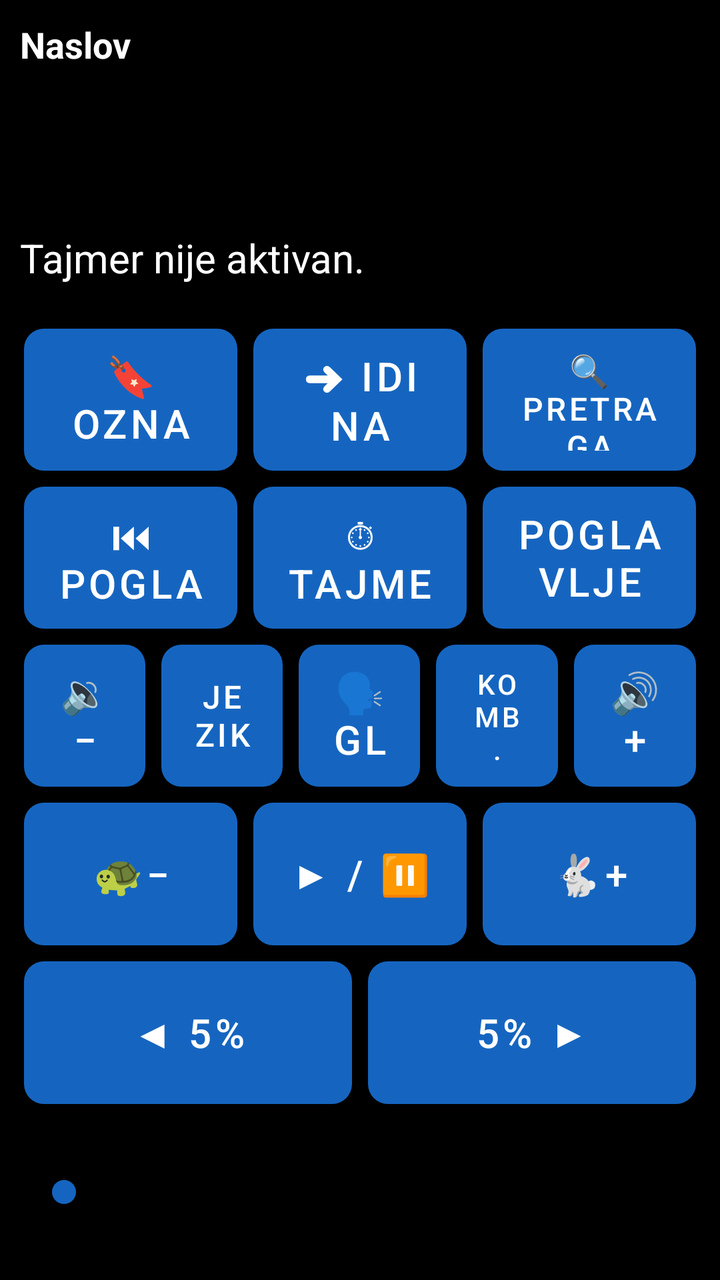
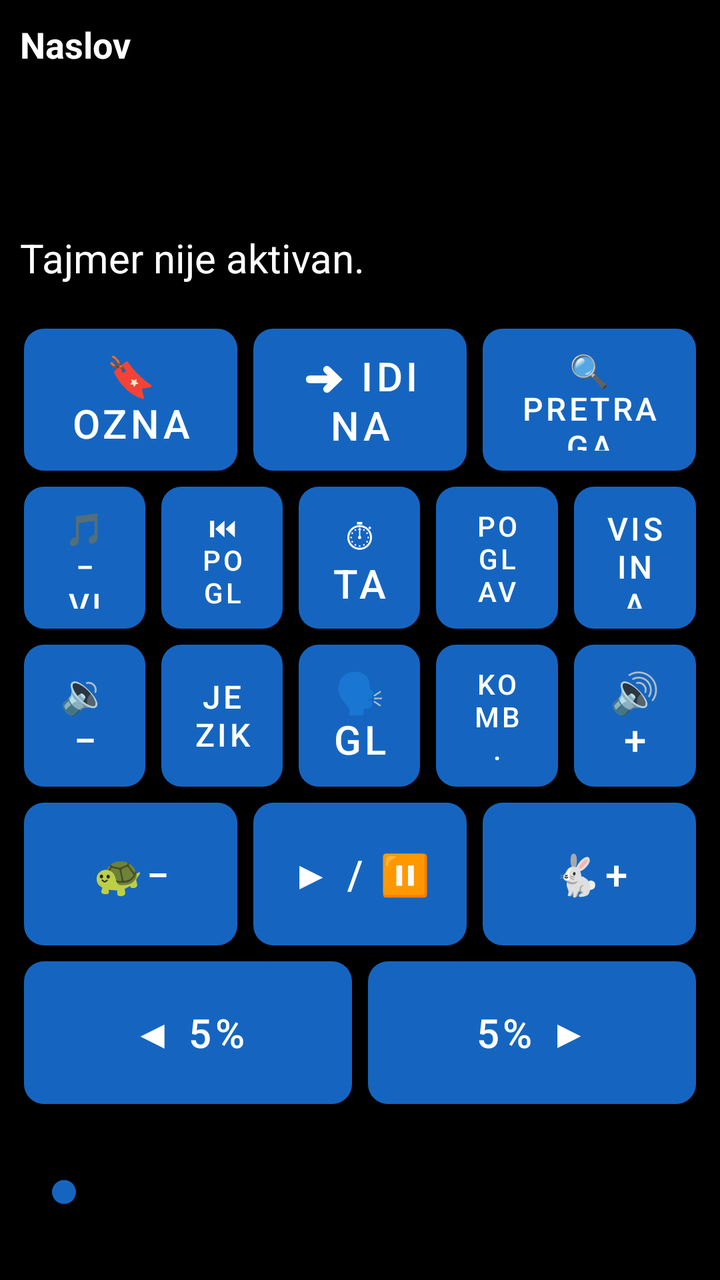

Before-and-after screenshots of an Android layout around one commit, followed by the original layout XML and the change that was made.
<!-- AndroidManifest.xml: application theme Theme.RecPoRec -->
<!-- res/layout/activity_reader.xml -->
<?xml version="1.0" encoding="utf-8"?>
<LinearLayout xmlns:android="http://schemas.android.com/apk/res/android"
    android:layout_width="match_parent"
    android:layout_height="match_parent"
    android:orientation="vertical"
    android:fitsSystemWindows="true"
    android:background="@color/background">

    
    <LinearLayout
        android:layout_width="match_parent"
        android:layout_height="wrap_content"
        android:orientation="vertical"
        android:padding="10dp">

        <TextView
            android:id="@+id/textDocTitle"
            android:layout_width="match_parent"
            android:layout_height="wrap_content"
            android:textSize="18sp"
            android:textStyle="bold"
            android:textColor="@color/text_primary"
            android:maxLines="1"
            android:ellipsize="end"
            android:text="Naslov" />

        <TextView
            android:id="@+id/textPages"
            android:layout_width="match_parent"
            android:layout_height="wrap_content"
            android:textSize="20sp"
            android:textColor="@color/text_primary"
            android:accessibilityLiveRegion="polite" />

        <TextView
            android:id="@+id/textElapsed"
            android:layout_width="match_parent"
            android:layout_height="wrap_content"
            android:textSize="20sp"
            android:textColor="@color/text_primary" />

        <TextView
            android:id="@+id/textRemaining"
            android:layout_width="match_parent"
            android:layout_height="wrap_content"
            android:textSize="20sp"
            android:textColor="@color/text_primary" />

        <TextView
            android:id="@+id/textTimerStatus"
            android:layout_width="match_parent"
            android:layout_height="wrap_content"
            android:textSize="20sp"
            android:textColor="@color/text_primary"
            android:text="Tajmer nije aktivan." />
    </LinearLayout>

    
    <LinearLayout
        android:layout_width="match_parent"
        android:layout_height="0dp"
        android:layout_weight="1"
        android:orientation="vertical"
        android:padding="8dp">

        
        <LinearLayout
            android:layout_width="match_parent"
            android:layout_height="0dp"
            android:layout_weight="1"
            android:orientation="horizontal">

            <Button android:id="@+id/btnBookmarks" style="@style/KeyButton"
                android:backgroundTint="@color/btn_goto_page"
                android:contentDescription="Oznake - dodaj, ukloni ili ukloni sve oznake u ovom dokumentu"
                android:text="🔖 Oznake" />

            <Button android:id="@+id/btnGoTo" style="@style/KeyButton"
                android:backgroundTint="@color/btn_goto_page"
                android:contentDescription="Idi na stranicu, minut ili oznaku"
                android:text="➜ Idi na" />

            <Button android:id="@+id/btnSearchText" style="@style/KeyButton"
                android:backgroundTint="@color/btn_goto_page"
                android:contentDescription="Pretraži tekst dokumenta"
                android:textSize="16sp"
                android:text="🔍 Pretraga" />
        </LinearLayout>

        
        <LinearLayout
            android:layout_width="match_parent"
            android:layout_height="0dp"
            android:layout_weight="1"
            android:orientation="horizontal">

            <Button android:id="@+id/btnPrevChapter" style="@style/KeyButton"
                android:backgroundTint="@color/btn_chapter"
                android:contentDescription="@string/btn_prev_chapter"
                android:text="⏮ Poglavlje" />

            <Button android:id="@+id/btnTimer" style="@style/KeyButton"
                android:backgroundTint="@color/btn_timer"
                android:contentDescription="@string/btn_timer"
                android:text="⏱ Tajmer" />

            <Button android:id="@+id/btnNextChapter" style="@style/KeyButton"
                android:backgroundTint="@color/btn_chapter"
                android:contentDescription="@string/btn_next_chapter"
                android:text="Poglavlje ⏭" />
        </LinearLayout>

        
        <LinearLayout
            android:layout_width="match_parent"
            android:layout_height="0dp"
            android:layout_weight="1"
            android:orientation="horizontal">

            <Button android:id="@+id/btnVolDown" style="@style/KeyButton"
                android:backgroundTint="@color/btn_volume"
                android:contentDescription="@string/btn_vol_down"
                android:text="🔉−" />

            <Button android:id="@+id/btnDocLanguage" style="@style/KeyButton"
                android:backgroundTint="@color/btn_goto_page"
                android:contentDescription="Jezik za ovaj dokument"
                android:textSize="16sp"
                android:text="Jezik" />

            <Button android:id="@+id/btnVoice" style="@style/KeyButton"
                android:backgroundTint="@color/btn_voice"
                android:contentDescription="@string/btn_voice"
                android:text="🗣 Glas" />

            <Button android:id="@+id/btnCombinedVoices" style="@style/KeyButton"
                android:backgroundTint="@color/btn_timer"
                android:contentDescription="Kombinovani glasovi za ovaj dokument"
                android:textSize="14sp"
                android:text="Komb. glasovi" />

            <Button android:id="@+id/btnVolUp" style="@style/KeyButton"
                android:backgroundTint="@color/btn_volume"
                android:contentDescription="@string/btn_vol_up"
                android:text="🔊+" />
        </LinearLayout>

        
        <LinearLayout
            android:layout_width="match_parent"
            android:layout_height="0dp"
            android:layout_weight="1"
            android:orientation="horizontal">

            <Button android:id="@+id/btnSpeedDown" style="@style/KeyButton"
                android:backgroundTint="@color/btn_speed"
                android:contentDescription="@string/btn_speed_down"
                android:text="🐢−" />

            <Button android:id="@+id/btnPlayPause" style="@style/KeyButton"
                android:backgroundTint="@color/btn_play"
                android:contentDescription="@string/btn_play_pause"
                android:text="▶ / ⏸" />

            <Button android:id="@+id/btnSpeedUp" style="@style/KeyButton"
                android:backgroundTint="@color/btn_speed"
                android:contentDescription="@string/btn_speed_up"
                android:text="🐇+" />
        </LinearLayout>

        
        <LinearLayout
            android:layout_width="match_parent"
            android:layout_height="0dp"
            android:layout_weight="1"
            android:orientation="horizontal">

            <Button android:id="@+id/btnStepBack" style="@style/KeyButton"
                android:layout_weight="2"
                android:backgroundTint="@color/btn_page_nav"
                android:contentDescription="@string/slider_back"
                android:text="◀ 5%" />

            <Button android:id="@+id/btnStepForward" style="@style/KeyButton"
                android:layout_weight="2"
                android:backgroundTint="@color/btn_page_nav"
                android:contentDescription="@string/slider_forward"
                android:text="5% ▶" />
        </LinearLayout>

    </LinearLayout>

    
    <SeekBar
        android:id="@+id/seekProgress"
        android:layout_width="match_parent"
        android:layout_height="56dp"
        android:layout_marginStart="16dp"
        android:layout_marginEnd="16dp"
        android:layout_marginTop="4dp"
        android:layout_marginBottom="16dp"
        android:contentDescription="@string/slider_position"
        android:max="100"
        android:progressTint="@color/btn_voice"
        android:thumbTint="@color/btn_voice" />

</LinearLayout>
<!-- resources referenced by this layout -->
<resources>
  <color name="background">#000000</color>
  <color name="btn_chapter">#2E7D32</color>
  <color name="btn_goto_page">#5D4037</color>
  <color name="btn_page_nav">#AD1457</color>
  <color name="btn_play">#D84315</color>
  <color name="btn_speed">#00838F</color>
  <color name="btn_timer">#6A1B9A</color>
  <color name="btn_voice">#1565C0</color>
  <color name="btn_volume">#F9A825</color>
  <color name="text_primary">#FFFFFF</color>
  <string name="btn_next_chapter">Sledeće poglavlje</string>
  <string name="btn_play_pause">Pusti ili pauziraj čitanje</string>
  <string name="btn_prev_chapter">Prethodno poglavlje</string>
  <string name="btn_speed_down">Smanji brzinu čitanja</string>
  <string name="btn_speed_up">Povećaj brzinu čitanja</string>
  <string name="btn_timer">Tajmer za automatsku pauzu</string>
  <string name="btn_voice">Izbor glasa</string>
  <string name="btn_vol_down">Smanji jačinu zvuka</string>
  <string name="btn_vol_up">Pojačaj zvuk</string>
  <string name="slider_back">Pomeri pet posto unazad</string>
  <string name="slider_forward">Pomeri pet posto unapred</string>
  <string name="slider_position">Klizač za pomeranje kroz knjigu, pet posto po koraku</string>
  <style name="KeyButton">
          <item name="android:layout_width">0dp</item>
          <item name="android:layout_height">match_parent</item>
          <item name="android:layout_weight">1</item>
          <item name="android:layout_margin">4dp</item>
          <item name="android:textSize">20sp</item>
          <item name="android:textColor">@color/button_text</item>
          <item name="android:background">@drawable/key_button_shape</item>
          <item name="android:stateListAnimator">@null</item>
          <item name="android:elevation">0dp</item>
      </style>
  <style name="Theme.RecPoRec" parent="Theme.MaterialComponents.DayNight.NoActionBar">
          <item name="android:windowBackground">@color/background</item>
          <item name="android:textColorPrimary">@color/text_primary</item>
          <item name="colorPrimary">@color/btn_voice</item>
          <item name="colorOnPrimary">@color/button_text</item>
          <item name="alertDialogTheme">@style/RecPoRecAlertDialog</item>
          <item name="android:alertDialogTheme">@style/RecPoRecAlertDialog</item>
      </style>
  <color name="button_text">#FFFFFF</color>
  <!-- drawable key_button_shape (drawable) -->
  <?xml version="1.0" encoding="utf-8"?>
  <shape xmlns:android="http://schemas.android.com/apk/res/android"
      android:shape="rectangle">
      <corners android:radius="10dp" />
      <solid android:color="#FFFFFF" />
  </shape>
  <style name="RecPoRecAlertDialog" parent="Theme.AppCompat.DayNight.Dialog.Alert">
          <item name="android:windowBackground">@color/background</item>
          <item name="android:textColorPrimary">@color/text_primary</item>
          <item name="colorAccent">@color/btn_goto_page</item>
          <item name="android:textAppearanceMedium">@style/RecPoRecDialogText</item>
          <item name="android:textAppearanceListItem">@style/RecPoRecDialogText</item>
          <item name="android:textAppearanceListItemSmall">@style/RecPoRecDialogText</item>
          <item name="buttonBarPositiveButtonStyle">@style/RecPoRecDialogButton</item>
          <item name="buttonBarNegativeButtonStyle">@style/RecPoRecDialogButton</item>
          <item name="buttonBarNeutralButtonStyle">@style/RecPoRecDialogButton</item>
      </style>
  <style name="RecPoRecDialogText" parent="TextAppearance.AppCompat.Medium">
          <item name="android:textSize">20sp</item>
          <item name="android:textColor">@color/text_primary</item>
      </style>
  <style name="RecPoRecDialogButton" parent="Widget.AppCompat.Button.ButtonBar.AlertDialog">
          <item name="android:textSize">18sp</item>
          <item name="android:textColor">@color/btn_goto_page</item>
          <item name="android:textStyle">bold</item>
      </style>
</resources>

<!-- the commit's change to res/layout/activity_reader.xml (unified diff, before → after) -->
@@ -94,9 +94,16 @@
             android:layout_weight="1"
             android:orientation="horizontal">
 
+            <Button android:id="@+id/btnPitchDown" style="@style/KeyButton"
+                android:backgroundTint="@color/btn_pitch"
+                android:contentDescription="Smanji visinu glasa"
+                android:textSize="16sp"
+                android:text="🎵− Visina" />
+
             <Button android:id="@+id/btnPrevChapter" style="@style/KeyButton"
                 android:backgroundTint="@color/btn_chapter"
                 android:contentDescription="@string/btn_prev_chapter"
+                android:textSize="14sp"
                 android:text="⏮ Poglavlje" />
 
             <Button android:id="@+id/btnTimer" style="@style/KeyButton"
@@ -107,7 +114,14 @@
             <Button android:id="@+id/btnNextChapter" style="@style/KeyButton"
                 android:backgroundTint="@color/btn_chapter"
                 android:contentDescription="@string/btn_next_chapter"
+                android:textSize="14sp"
                 android:text="Poglavlje ⏭" />
+
+            <Button android:id="@+id/btnPitchUp" style="@style/KeyButton"
+                android:backgroundTint="@color/btn_pitch"
+                android:contentDescription="Povećaj visinu glasa"
+                android:textSize="16sp"
+                android:text="Visina 🎵+" />
         </LinearLayout>
 
         
<!-- resource entries referenced after the edit -->
@@ -4,6 +4,7 @@
   <color name="btn_chapter">#2E7D32</color>
   <color name="btn_goto_page">#5D4037</color>
   <color name="btn_page_nav">#AD1457</color>
+  <color name="btn_pitch">#283593</color>
   <color name="btn_play">#D84315</color>
   <color name="btn_speed">#00838F</color>
   <color name="btn_timer">#6A1B9A</color>
